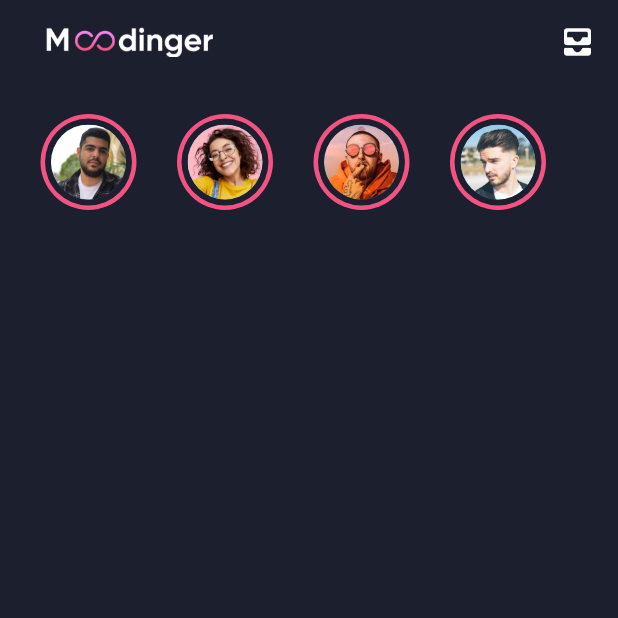
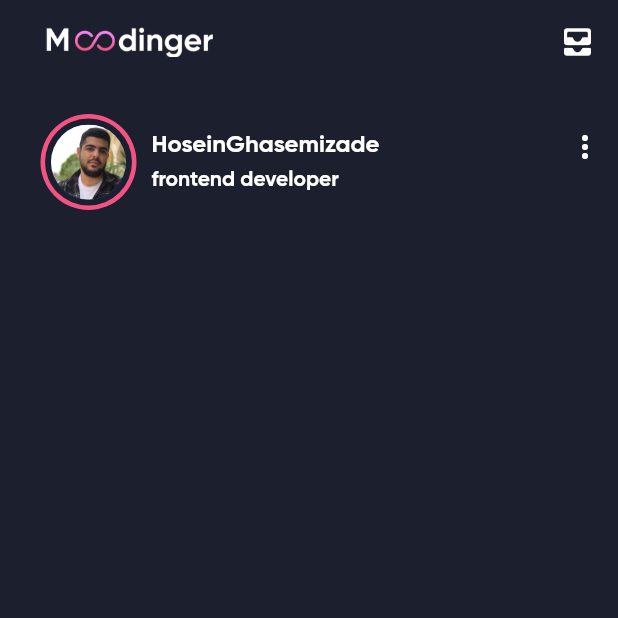
Before and after one commit to ghasemizade/instagram_clone, a Flutter app: the screen it shows after launch, on a phone screen of 412 x 824 dp, the top half of it. Run offline on Flutter 3.47's test engine with Material 2 defaults, Android fonts, the phone set to English and light mode, and no system bars.

Commit message:
update home screen post

```diff
--- a/instagram/lib/screens/home_screen.dart
+++ b/instagram/lib/screens/home_screen.dart
@@ -38,8 +38,63 @@ class _homePageState extends State<homePage> {
         elevation: 0,
       ),
       body: SafeArea(
-        child: SingleChildScrollView(
         child: Row(
+          children: [
+            _getStoryBox(),
+            SizedBox(
+              width: 10.0,
+            ),
+            Column(
+              crossAxisAlignment: CrossAxisAlignment.start,
+              mainAxisSize: MainAxisSize.min,
+              children: [
+                SizedBox(
+                  height: 20.0,
+                ),
+                Text(
+                  'HoseinGhasemizade',
+                  style: TextStyle(
+                    fontFamily: 'GB',
+                    color: Colors.white,
+                    fontSize: 16.0,
+                  ),
+                ),
+                SizedBox(
+                  height: 5.0,
+                ),
+                Text(
+                  'frontend developer',
+                  style: TextStyle(
+                    fontFamily: 'GB',
+                    color: Colors.white,
+                    fontSize: 14.0,
+                  ),
+                ),
+              ],
+            ),
+            Spacer(),
+            Icon(
+              Icons.more_vert,
+              color: Colors.white,
+            ),
+            SizedBox(
+              width: 10.0,
+            ),
+          ],
+        ),
+      ),
+    );
+  }
+}
+
+class _getStoryBox extends StatelessWidget {
+  const _getStoryBox({
+    Key? key,
+  }) : super(key: key);
+
+  @override
+  Widget build(BuildContext context) {
+    return Row(
       children: [
         // story 1
         Padding(
@@ -64,8 +119,7 @@ class _homePageState extends State<homePage> {
                     child: ClipRRect(
                       borderRadius: BorderRadius.circular(30.0),
                       child: Image(
-                              image:
-                                  AssetImage('assets/Images/HoseinAvatar.jpg'),
+                        image: AssetImage('assets/Images/HoseinAvatar.jpg'),
                       ),
                     ),
                   ),
@@ -75,105 +129,102 @@ class _homePageState extends State<homePage> {
           ),
         ),
         // story 2
-              Padding(
-                padding: EdgeInsets.only(left: 27.0, top: 20.0),
-                child: Container(
-                  width: 64,
-                  height: 64,
-                  decoration: BoxDecoration(
-                    color: Color(0xffF35383),
-                    borderRadius: BorderRadius.circular(40),
-                  ),
-                  child: Padding(
-                    padding: const EdgeInsets.all(3.0),
-                    child: Container(
-                      decoration: BoxDecoration(
-                        color: Color(0xff1C1F2E),
-                        borderRadius: BorderRadius.circular(30),
-                      ),
-                      child: Padding(
-                        padding: const EdgeInsets.all(4.0),
-                        child: CircleAvatar(
-                          child: ClipRRect(
-                            borderRadius: BorderRadius.circular(30.0),
-                            child: Image(
-                              image: AssetImage('assets/Images/user_1.png'),
-                            ),
-                          ),
-                        ),
-                      ),
-                    ),
-                  ),
-                ),
-              ),
-              // story 3
-              Padding(
-                padding: EdgeInsets.only(left: 27.0, top: 20.0),
-                child: Container(
-                  width: 64,
-                  height: 64,
-                  decoration: BoxDecoration(
-                    color: Color(0xffF35383),
-                    borderRadius: BorderRadius.circular(40),
-                  ),
-                  child: Padding(
-                    padding: const EdgeInsets.all(3.0),
-                    child: Container(
-                      decoration: BoxDecoration(
-                        color: Color(0xff1C1F2E),
-                        borderRadius: BorderRadius.circular(30),
-                      ),
-                      child: Padding(
-                        padding: const EdgeInsets.all(4.0),
-                        child: CircleAvatar(
-                          child: ClipRRect(
-                            borderRadius: BorderRadius.circular(30.0),
-                            child: Image(
-                              image: AssetImage('assets/Images/user_2.png'),
-                            ),
-                          ),
-                        ),
-                      ),
-                    ),
-                  ),
-                ),
-              ),
-              // story 4
-              Padding(
-                padding: EdgeInsets.only(left: 27.0, top: 20.0),
-                child: Container(
-                  width: 64,
-                  height: 64,
-                  decoration: BoxDecoration(
-                    color: Color(0xffF35383),
-                    borderRadius: BorderRadius.circular(40),
-                  ),
-                  child: Padding(
-                    padding: const EdgeInsets.all(3.0),
-                    child: Container(
-                      decoration: BoxDecoration(
-                        color: Color(0xff1C1F2E),
-                        borderRadius: BorderRadius.circular(30),
-                      ),
-                      child: Padding(
-                        padding: const EdgeInsets.all(4.0),
-                        child: CircleAvatar(
-                          child: ClipRRect(
-                            borderRadius: BorderRadius.circular(30.0),
-                            child: Image(
-                              image: AssetImage('assets/Images/user_4.png'),
-                            ),
-                          ),
-                        ),
-                      ),
-                    ),
-                  ),
-                ),
-              ),
+        // Padding(
+        //   padding: EdgeInsets.only(left: 27.0, top: 20.0),
+        //   child: Container(
+        //     width: 64,
+        //     height: 64,
+        //     decoration: BoxDecoration(
+        //       color: Color(0xffF35383),
+        //       borderRadius: BorderRadius.circular(40),
+        //     ),
+        //     child: Padding(
+        //       padding: const EdgeInsets.all(3.0),
+        //       child: Container(
+        //         decoration: BoxDecoration(
+        //           color: Color(0xff1C1F2E),
+        //           borderRadius: BorderRadius.circular(30),
+        //         ),
+        //         child: Padding(
+        //           padding: const EdgeInsets.all(4.0),
+        //           child: CircleAvatar(
+        //             child: ClipRRect(
+        //               borderRadius: BorderRadius.circular(30.0),
+        //               child: Image(
+        //                 image: AssetImage('assets/Images/user_1.png'),
+        //               ),
+        //             ),
+        //           ),
+        //         ),
+        //       ),
+        //     ),
+        //   ),
+        // ),
+        // // story 3
+        // Padding(
+        //   padding: EdgeInsets.only(left: 27.0, top: 20.0),
+        //   child: Container(
+        //     width: 64,
+        //     height: 64,
+        //     decoration: BoxDecoration(
+        //       color: Color(0xffF35383),
+        //       borderRadius: BorderRadius.circular(40),
+        //     ),
+        //     child: Padding(
+        //       padding: const EdgeInsets.all(3.0),
+        //       child: Container(
+        //         decoration: BoxDecoration(
+        //           color: Color(0xff1C1F2E),
+        //           borderRadius: BorderRadius.circular(30),
+        //         ),
+        //         child: Padding(
+        //           padding: const EdgeInsets.all(4.0),
+        //           child: CircleAvatar(
+        //             child: ClipRRect(
+        //               borderRadius: BorderRadius.circular(30.0),
+        //               child: Image(
+        //                 image: AssetImage('assets/Images/user_2.png'),
+        //               ),
+        //             ),
+        //           ),
+        //         ),
+        //       ),
+        //     ),
+        //   ),
+        // ),
+        // // story 4
+        // Padding(
+        //   padding: EdgeInsets.only(left: 27.0, top: 20.0),
+        //   child: Container(
+        //     width: 64,
+        //     height: 64,
+        //     decoration: BoxDecoration(
+        //       color: Color(0xffF35383),
+        //       borderRadius: BorderRadius.circular(40),
+        //     ),
+        //     child: Padding(
+        //       padding: const EdgeInsets.all(3.0),
+        //       child: Container(
+        //         decoration: BoxDecoration(
+        //           color: Color(0xff1C1F2E),
+        //           borderRadius: BorderRadius.circular(30),
+        //         ),
+        //         child: Padding(
+        //           padding: const EdgeInsets.all(4.0),
+        //           child: CircleAvatar(
+        //             child: ClipRRect(
+        //               borderRadius: BorderRadius.circular(30.0),
+        //               child: Image(
+        //                 image: AssetImage('assets/Images/user_4.png'),
+        //               ),
+        //             ),
+        //           ),
+        //         ),
+        //       ),
+        //     ),
+        //   ),
+        // ),
       ],
-          ),
-        ),
-      ),
     );
   }
 }
```
Lines whose indentation alone changed are shown as unchanged.
